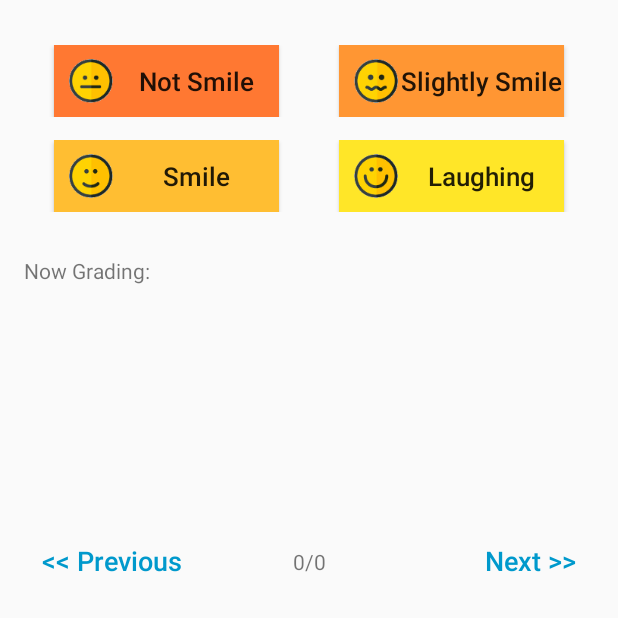
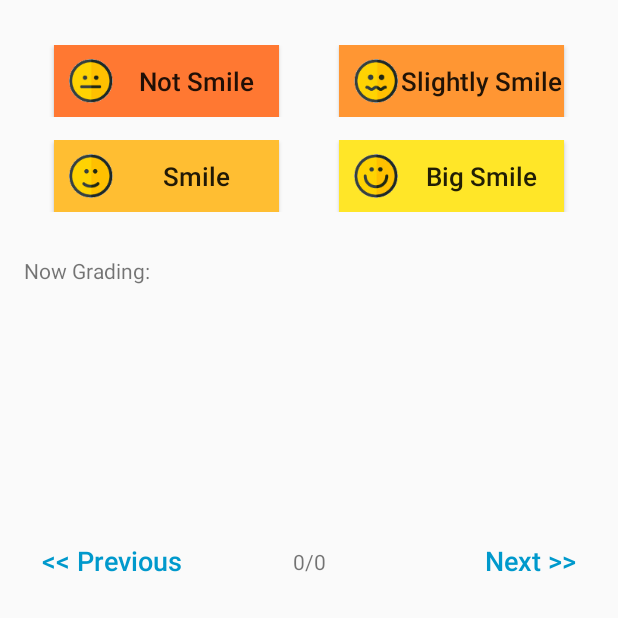
Before and after one commit to TuZZiX/ImageLearning, an Android app: the screen it shows after launch (ImageActivity), on a phone screen of 412 x 824 dp, the part 618-1236 px from its top. Run offline under Robolectric (Android 15) with nearby library versions, the phone set to English and light mode, and no system bars; our stand-ins replace Picasso; libraries missing offline, so code that uses them is left out: com.opencsv.

Commit message:
improve message display and add some comments

```diff
--- a/Samples/ImageLearning/app/src/main/res/values/strings.xml
+++ b/Samples/ImageLearning/app/src/main/res/values/strings.xml
@@ -6,14 +6,14 @@
     <string name="btnRate1_name">Not Smile</string>
     <string name="btnRate2_name">Slightly Smile</string>
     <string name="btnRate3_name">Smile</string>
-    <string name="btnRate4_name">Laughing</string>
+    <string name="btnRate4_name">Big Smile</string>
     <string name="textLastGrad_default"></string>
     <string name="textLastGrad_suffix">Last Grade:</string>
     <string name="textNowGrad_default">Now Grading:</string>
     <string name="textProgressInd_default">0/0</string>
     <string name="btnPrv_name">&lt;&lt; Previous</string>
     <string name="btnNext_name">Next &gt;&gt;</string>
-    <string name="errMsg_noCSV">CSV File not exist, create new</string>
+    <string name="errMsg_noCSV">CSV file not exist, create new</string>
     <string name="errMsg_noImage">No image to grade</string>
     <string name="errMsg_noPrv">No previous image</string>
     <string name="errMsg_noNext">No next image</string>
```
Also changed, not shown: Samples/ImageLearning/app/src/main/java/edu/cwru/sail/imagelearning/Activity/ImageActivity.java (+10 -11 lines), Samples/ImageLearning/app/src/main/java/edu/cwru/sail/imagelearning/Util/FileDialog.java (+3 -12 lines).
